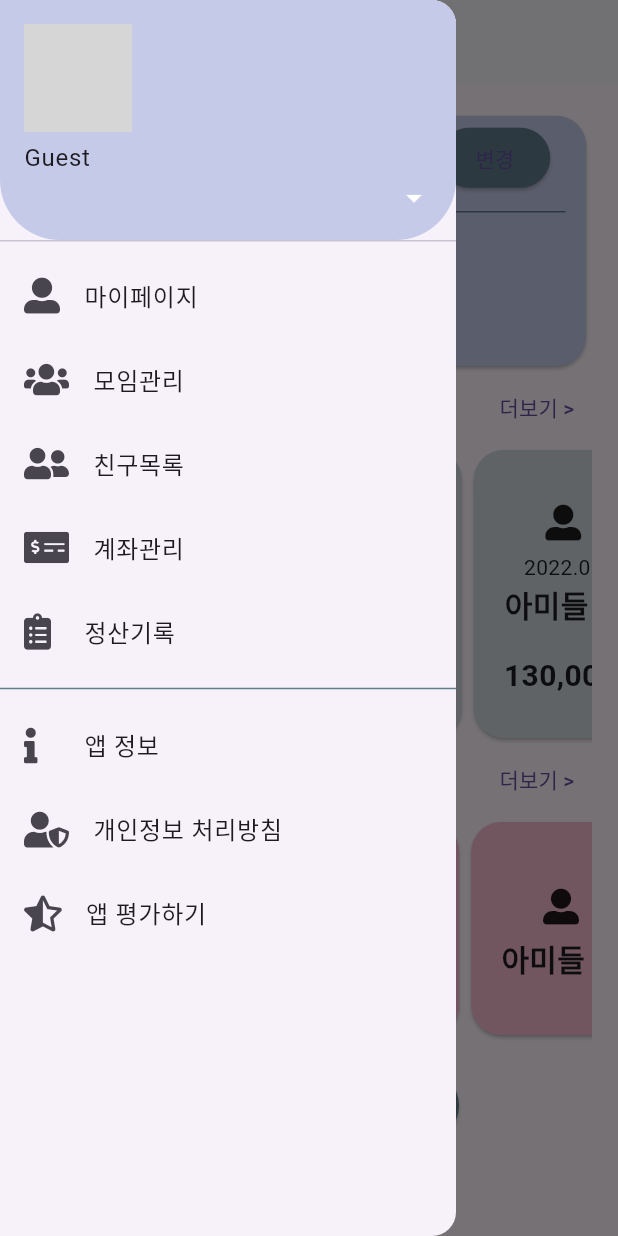
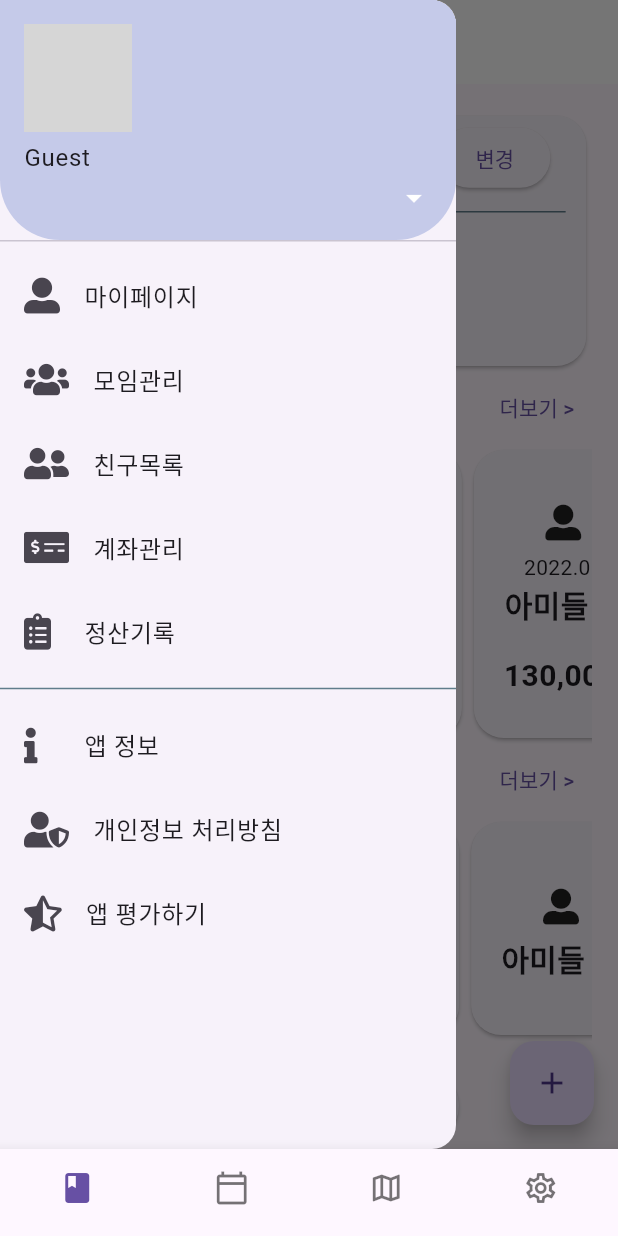
Before and after one commit to seunghyun-bloom/dutch_hallae, a Flutter app: the screen it shows once a user with an empty profile is signed in, with the side drawer open, on a phone screen of 412 x 824 dp. Run offline on Flutter 3.47's test engine with Material 2 defaults, Android fonts, the phone set to English and light mode, and no system bars; our stand-ins replace cloud_firestore, firebase_auth, firebase_core, firebase_storage, flutter_screenutil, fluttertoast and 5 more; missing offline and left inert: flutter_facebook_auth, twitter_login; accounts and stored records are empty; network calls fail; statements that could not run were skipped; grey boxes are pictures that could not be loaded.

Commit message:
sh feb_25

```diff
--- a/lib/firebase/firebase_initializer.dart
+++ b/lib/firebase/firebase_initializer.dart
@@ -1,4 +1,4 @@
-import 'package:dutch_hallae/pages/main_page.dart';
+import 'package:dutch_hallae/getx/route_manager.dart';
 import 'package:firebase_core/firebase_core.dart';
 import 'package:flutter/material.dart';
 
@@ -16,7 +16,7 @@ class FirebaseInitializer extends StatelessWidget {
           );
         }
         if (snapshot.connectionState == ConnectionState.done) {
-          return MainPage();
+          return RouteManager();
         }
         return const CircularProgressIndicator();
       },
--- a/lib/firebase/social_login/email_login.dart
+++ b/lib/firebase/social_login/email_login.dart
@@ -1,7 +1,5 @@
 import 'package:dutch_hallae/utilities/toast.dart';
 import 'package:firebase_auth/firebase_auth.dart';
-import 'package:font_awesome_flutter/font_awesome_flutter.dart';
-import 'package:get/get.dart';
 
 FirebaseAuth _auth = FirebaseAuth.instance;
 
--- /dev/null
+++ b/lib/getx/binding/init_bindings.dart
@@ -0,0 +1,9 @@
+import 'package:dutch_hallae/getx/controller/bottom_nav_controller.dart';
+import 'package:get/get.dart';
+
+class InitBinding extends Bindings {
+  @override
+  void dependencies() {
+    Get.put(BottomNavController(), permanent: true);
+  }
+}
--- /dev/null
+++ b/lib/getx/route_manager.dart
@@ -0,0 +1,84 @@
+import 'package:dutch_hallae/getx/controller/bottom_nav_controller.dart';
+import 'package:dutch_hallae/pages/login_page.dart';
+import 'package:dutch_hallae/pages/main_page.dart';
+import 'package:firebase_auth/firebase_auth.dart';
+import 'package:flutter/material.dart';
+import 'package:get/get.dart';
+
+class RouteManager extends GetView<BottomNavController> {
+  RouteManager({Key? key}) : super(key: key);
+  final FirebaseAuth _auth = FirebaseAuth.instance;
+
+  @override
+  Widget build(BuildContext context) {
+    Get.put(BottomNavController());
+    return StreamBuilder(
+      stream: _auth.userChanges(),
+      builder: (BuildContext context, AsyncSnapshot<User?> snapshot) {
+        if (snapshot.data == null) {
+          return LoginPage();
+        } else {
+          return WillPopScope(
+            onWillPop: () async {
+              return controller.willPopAction(context);
+            },
+            child: Obx(
+              () => Scaffold(
+                body: IndexedStack(
+                  index: controller.pageIndex.value,
+                  children: [
+                    MainPage(),
+                    Container(
+                      child: Center(
+                        child: Text('캘린더'),
+                      ),
+                    ),
+                    Container(
+                      child: Center(
+                        child: Text('지도'),
+                      ),
+                    ),
+                    Container(
+                      child: Center(
+                        child: Text('세팅'),
+                      ),
+                    ),
+                  ],
+                ),
+                bottomNavigationBar: BottomNavigationBar(
+                  type: BottomNavigationBarType.fixed,
+                  showUnselectedLabels: false,
+                  showSelectedLabels: false,
+                  currentIndex: controller.pageIndex.value,
+                  onTap: controller.changeBottomNav,
+                  items: const [
+                    BottomNavigationBarItem(
+                      icon: Icon(Icons.book_outlined),
+                      activeIcon: Icon(Icons.book),
+                      label: '메인',
+                    ),
+                    BottomNavigationBarItem(
+                      icon: Icon(Icons.calendar_today_outlined),
+                      activeIcon: Icon(Icons.calendar_today),
+                      label: '캘린더',
+                    ),
+                    BottomNavigationBarItem(
+                      icon: Icon(Icons.map_outlined),
+                      activeIcon: Icon(Icons.map),
+                      label: '지도',
+                    ),
+                    BottomNavigationBarItem(
+                      icon: Icon(Icons.settings_outlined),
+                      activeIcon: Icon(Icons.settings),
+                      label: '설정',
+                    ),
+                  ],
+                ),
+              ),
+            ),
+          );
+        }
+      },
+    );
+  }
+}
--- a/lib/main.dart
+++ b/lib/main.dart
@@ -3,6 +3,8 @@ import 'package:dutch_hallae/utilities/styles.dart';
 import 'package:flutter/material.dart';
 import 'package:flutter_screenutil/flutter_screenutil.dart';
 import 'package:get/get.dart';
+
+import 'getx/binding/init_bindings.dart';
 
 void main() => runApp(const MyApp());
 
@@ -20,7 +22,7 @@ class MyApp extends StatelessWidget {
         title: 'Dutch-pay calculator with convenience functions.',
         theme: ThemeData(
           primaryColor: Colors.white,
-          primarySwatch: Colors.blueGrey,
+          primarySwatch: Palette.veryPeri,
           appBarTheme: kAppBarStyle,
           useMaterial3: true,
         ),
@@ -31,6 +33,7 @@ class MyApp extends StatelessWidget {
             child: widget!,
           );
         },
+        initialBinding: InitBinding(),
         home: const FirebaseInitializer(),
       ),
     );
--- a/lib/pages/main_page.dart
+++ b/lib/pages/main_page.dart
@@ -1,10 +1,9 @@
 import 'package:dutch_hallae/firebase/firestore/bank_account_controller.dart';
 import 'package:dutch_hallae/firebase/firestore/user_data_controller.dart';
 import 'package:dutch_hallae/pages/account_page.dart';
-import 'package:dutch_hallae/pages/login_page.dart';
 import 'package:dutch_hallae/pages/user_profile_page.dart';
 import 'package:dutch_hallae/utilities/styles.dart';
-import 'package:firebase_auth/firebase_auth.dart';
+import 'package:dutch_hallae/utilities/toast.dart';
 import 'package:flutter/material.dart';
 import 'package:flutter_screenutil/flutter_screenutil.dart';
 import 'package:font_awesome_flutter/font_awesome_flutter.dart';
@@ -18,22 +17,16 @@ class MainPage extends StatefulWidget {
 }
 
 class _MainPageState extends State<MainPage> {
-  final FirebaseAuth _auth = FirebaseAuth.instance;
   final _getxBank = Get.put(BankAccountController());
   final _getxUser = Get.put(UserDataController());
 
   @override
   Widget build(BuildContext context) {
-    return StreamBuilder(
-      stream: _auth.userChanges(),
-      builder: (BuildContext context, AsyncSnapshot<User?> snapshot) {
-        if (snapshot.data == null) {
-          return LoginPage();
-        } else {
     return Scaffold(
       appBar: AppBar(
-              title: const Text('더치할래'),
+        title: const Text('메인'),
         centerTitle: true,
+        elevation: 0,
       ),
       drawer: Drawer(
         child: ListView(
@@ -54,9 +47,7 @@ class _MainPageState extends State<MainPage> {
                       : _getxUser.displayNameFS.value,
                 ),
                 accountEmail: Text(
-                        _getxUser.emailFS.isEmpty
-                            ? ''
-                            : _getxUser.emailFS.value,
+                  _getxUser.emailFS.isEmpty ? '' : _getxUser.emailFS.value,
                 ),
                 decoration: kDrawerHeaderStyle,
                 onDetailsPressed: () => Get.to(() => UserProfilePage()),
@@ -121,7 +112,7 @@ class _MainPageState extends State<MainPage> {
             child: Column(
               children: [
                 Card(
-                        color: Colors.indigo.shade100,
+                  // color: Palette.veryPeri,
                   clipBehavior: Clip.antiAlias,
                   shape: kShape20,
                   child: Column(
@@ -144,8 +135,7 @@ class _MainPageState extends State<MainPage> {
                           padding: EdgeInsets.all(10.w),
                           child: Obx(
                             () => Column(
-                                    crossAxisAlignment:
-                                        CrossAxisAlignment.start,
+                              crossAxisAlignment: CrossAxisAlignment.start,
                               children: [
                                 Row(
                                   children: [
@@ -178,8 +168,8 @@ class _MainPageState extends State<MainPage> {
                                             ? '즐겨찾는 계좌를 설정해주세요'
                                             : '  ${_getxBank.accountNumberFS.value}',
                                         style: TextStyle(
-                                                fontSize: _getxBank
-                                                        .accountNumberFS.isEmpty
+                                          fontSize:
+                                              _getxBank.accountNumberFS.isEmpty
                                                   ? 14.sp
                                                   : 17.sp,
                                         ),
@@ -212,9 +202,7 @@ class _MainPageState extends State<MainPage> {
                     shrinkWrap: true,
                     scrollDirection: Axis.horizontal,
                     itemCount: 6,
-                          itemBuilder: (BuildContext context, int index) =>
-                              Card(
-                            color: Colors.blueGrey.shade100,
+                    itemBuilder: (BuildContext context, int index) => Card(
                       shape: kShape20,
                       child: Padding(
                         padding: const EdgeInsets.all(20.0),
@@ -224,8 +212,7 @@ class _MainPageState extends State<MainPage> {
                             Padding(
                               padding: const EdgeInsets.all(8.0),
                               child: Row(
-                                      mainAxisAlignment:
-                                          MainAxisAlignment.center,
+                                mainAxisAlignment: MainAxisAlignment.center,
                                 children: [
                                   FaIcon(FontAwesomeIcons.userAlt),
                                   SizedBox(width: 10.w),
@@ -277,9 +264,7 @@ class _MainPageState extends State<MainPage> {
                     shrinkWrap: true,
                     scrollDirection: Axis.horizontal,
                     itemCount: 6,
-                          itemBuilder: (BuildContext context, int index) =>
-                              Card(
-                            color: Colors.pink.shade100,
+                    itemBuilder: (BuildContext context, int index) => Card(
                       shape: kShape20,
                       child: Padding(
                         padding: const EdgeInsets.all(20.0),
@@ -289,8 +274,7 @@ class _MainPageState extends State<MainPage> {
                             Padding(
                               padding: const EdgeInsets.all(8.0),
                               child: Row(
-                                      mainAxisAlignment:
-                                          MainAxisAlignment.center,
+                                mainAxisAlignment: MainAxisAlignment.center,
                                 children: const [
                                   FaIcon(FontAwesomeIcons.userAlt),
                                   SizedBox(width: 10),
@@ -321,7 +305,7 @@ class _MainPageState extends State<MainPage> {
                     height: 50,
                     child: ElevatedButton(
                       child: const Text(
-                              '정산하러 가기',
+                        '곧 없어질 버튼',
                         style: TextStyle(fontSize: 18),
                       ),
                       style: kRoundedButtonStyle,
@@ -347,9 +331,10 @@ class _MainPageState extends State<MainPage> {
           ),
         ),
       ),
-          );
-        }
-      },
+      floatingActionButton: FloatingActionButton(
+        child: const Icon(Icons.add),
+        onPressed: () => showToast('정산 시작'),
+      ),
     );
   }
 }
--- a/lib/utilities/dialog.dart
+++ b/lib/utilities/dialog.dart
@@ -7,12 +7,18 @@ import 'package:get/get.dart';
 class DialogByPlatform {
   String title;
   String content;
+  String? leftLabel;
+  String? rightLabel;
   final onTap;
+  final onRightTap;
   BuildContext context;
   DialogByPlatform(
       {required this.title,
       required this.content,
+      this.leftLabel = '예',
+      this.rightLabel = '아니오',
       required this.onTap,
+      this.onRightTap,
       required this.context}) {
     Platform.isIOS
         ? showCupertinoDialog(
@@ -24,18 +30,17 @@ class DialogByPlatform {
                 content: Text(content),
                 actions: [
                   CupertinoDialogAction(
-                    child: Text('예'),
+                    child: Text(leftLabel!),
                     onPressed: onTap,
                   ),
                   CupertinoDialogAction(
-                    child: Text('아니오'),
-                    onPressed: () {
-                      Get.back();
-                    },
+                    child: Text(rightLabel!),
+                    onPressed: onRightTap ?? () => Get.back(),
                   ),
                 ],
               );
-            })
+            },
+          )
         : showDialog(
             barrierDismissible: true,
             context: context,
@@ -45,17 +50,16 @@ class DialogByPlatform {
                 content: Text(content),
                 actions: [
                   TextButton(
-                    child: const Text('예'),
+                    child: Text(leftLabel!),
                     onPressed: onTap,
                   ),
                   TextButton(
-                    child: const Text('아니오'),
-                    onPressed: () {
-                      Get.back();
-                    },
+                    child: Text(rightLabel!),
+                    onPressed: onRightTap ?? () => Get.back(),
                   ),
                 ],
               );
-            });
+            },
+          );
   }
 }
--- a/lib/utilities/styles.dart
+++ b/lib/utilities/styles.dart
@@ -20,7 +20,6 @@ BoxDecoration kDrawerHeaderStyle = BoxDecoration(
 );
 
 ButtonStyle kRoundedButtonStyle = ButtonStyle(
-  backgroundColor: MaterialStateProperty.all(Colors.blueGrey),
   shape: MaterialStateProperty.all(
     RoundedRectangleBorder(
       borderRadius: BorderRadius.circular(30),
@@ -31,3 +30,21 @@ ButtonStyle kRoundedButtonStyle = ButtonStyle(
 RoundedRectangleBorder kShape20 = RoundedRectangleBorder(
   borderRadius: BorderRadius.circular(20),
 );
+
+class Palette {
+  static const MaterialColor veryPeri = MaterialColor(
+    0xff6667ab,
+    <int, Color>{
+      50: Color(0xffce5641), //10%
+      100: Color(0xffb74c3a), //20%
+      200: Color(0xffa04332), //30%
+      300: Color(0xff89392b), //40%
+      400: Color(0xff733024), //50%
+      500: Color(0xff6667ab), //60%
+      600: Color(0xff451c16), //70%
+      700: Color(0xff2e130e), //80%
+      800: Color(0xff170907), //90%
+      900: Color(0xff000000), //100%
+    },
+  );
+}
--- a/lib/utilities/toast.dart
+++ b/lib/utilities/toast.dart
@@ -4,7 +4,7 @@ import 'package:fluttertoast/fluttertoast.dart';
 showToast(String message) {
   Fluttertoast.showToast(
     msg: message,
-    backgroundColor: Colors.blueGrey.shade100,
+    backgroundColor: Colors.grey.shade200,
     textColor: Colors.black,
   );
 }
```
Also changed, not shown: lib/getx/controller/bottom_nav_controller.dart (added, +50 -0 lines), lib/pages/email_login_page.dart (+10 -6 lines), lib/pages/profile_modify_page.dart (+10 -41 lines). Lines whose indentation alone changed are shown as unchanged.
